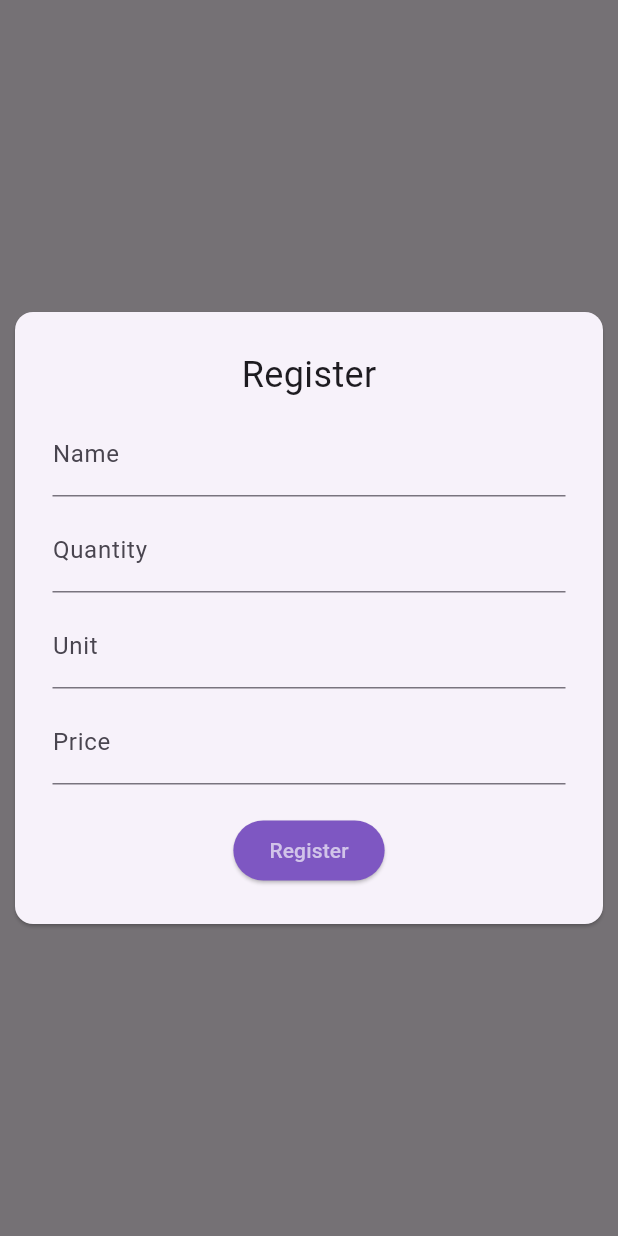
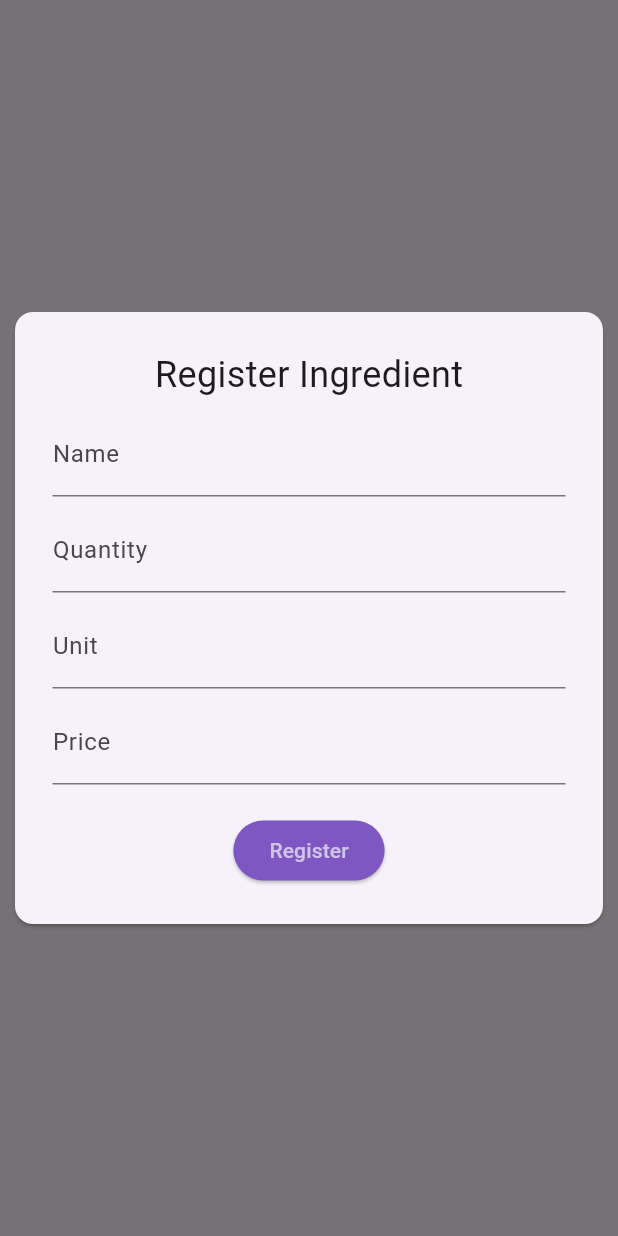
Before and after one commit to luizantonio26/costcontrol-mobile, a Flutter app: the RegisterIngredient widget shown alone on an empty page, opened directly, on a phone screen of 412 x 824 dp. Run offline on Flutter 3.47's test engine with Material 3 defaults, Android fonts, the phone set to English and light mode, and no system bars; our stand-ins replace dio, flutter_secure_storage, image_picker; accounts and stored records are empty; network calls fail.

Commit message:
feat: add functions and page to edit and delete an ingredient

```diff
--- a/lib/pages/register_ingredient.dart
+++ b/lib/pages/register_ingredient.dart
@@ -1,8 +1,15 @@
 import 'package:flutter/material.dart';
+import 'package:mobile/models/ingredient.dart';
 import 'package:mobile/services/ingredient_service.dart';
 
 class RegisterIngredient extends StatefulWidget {
-  const RegisterIngredient({super.key});
+  final Ingredient? ingredient;
+
+  const RegisterIngredient({super.key, this.ingredient});
+
+  //@override
+  // State<RegisterIngredient> createState() => _RegisterIngredientState();
+  //const RegisterIngredient({super.key, });
 
   @override
   State<RegisterIngredient> createState() => _RegisterIngredientState();
@@ -10,10 +17,10 @@ class RegisterIngredient extends StatefulWidget {
 
 class _RegisterIngredientState extends State<RegisterIngredient> {
   IngredientService ingredientService = IngredientService();
-  TextEditingController _nameController = TextEditingController();
-  TextEditingController _quantityController = TextEditingController();
-  TextEditingController _unitController = TextEditingController();
-  TextEditingController _priceController = TextEditingController();
+  late TextEditingController _nameController;
+  late TextEditingController _quantityController;
+  late TextEditingController _unitController;
+  late TextEditingController _priceController;
 
   void _register() async {
     print(_nameController.text);
@@ -41,9 +48,43 @@ class _RegisterIngredientState extends State<RegisterIngredient> {
     }
   }
 
+  void _update() async {
+    if (_nameController.text.isEmpty ||
+        _quantityController.text.isEmpty ||
+        _unitController.text.isEmpty ||
+        _priceController.text.isEmpty) {
+      return;
+    }
+
+    try {
+      await ingredientService.updateIngredient(
+          widget.ingredient!.id,
+          _nameController.text,
+          double.parse(_quantityController.text),
+          _unitController.text,
+          double.parse(_priceController.text));
+      Navigator.pop(context);
+      return;
+    } catch (e) {
+      print(e);
+    }
+  }
+
   @override
   void initState() {
     super.initState();
+
+    _nameController = TextEditingController();
+    _quantityController = TextEditingController();
+    _unitController = TextEditingController();
+    _priceController = TextEditingController();
+
+    if (widget.ingredient != null) {
+      _nameController.text = widget.ingredient!.name;
+      _quantityController.text = widget.ingredient!.quantity.toString();
+      _unitController.text = widget.ingredient!.unit;
+      _priceController.text = widget.ingredient!.value.toString();
+    }
   }
 
   Widget build(BuildContext context) {
@@ -60,7 +101,9 @@ class _RegisterIngredientState extends State<RegisterIngredient> {
                   mainAxisSize: MainAxisSize.min,
                   children: [
                     Text(
-                      "Register",
+                      widget.ingredient == null
+                          ? "Register Ingredient"
+                          : "Update Ingredient",
                       style: TextStyle(fontSize: 24),
                     ),
                     SizedBox(height: 8),
@@ -92,7 +135,8 @@ class _RegisterIngredientState extends State<RegisterIngredient> {
                       style: ButtonStyle(
                           backgroundColor:
                               WidgetStatePropertyAll(Colors.deepPurple[400])),
-                      onPressed: _register,
+                      onPressed:
+                          widget.ingredient == null ? _register : _update,
                     ),
                   ],
                 ),
```
Also changed, not shown: lib/pages/ingredients.dart (+61 -28 lines), lib/services/ingredient_service.dart (+33 -1 lines).
